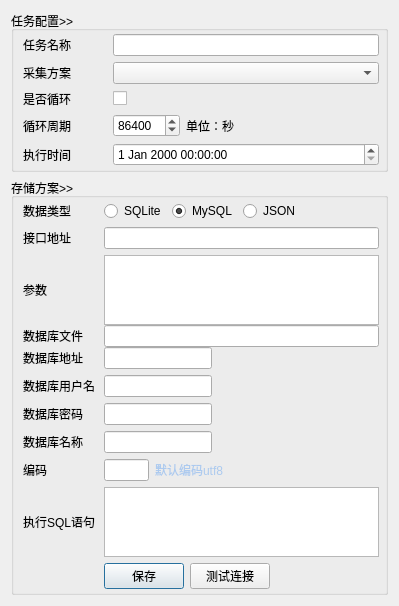
First picture: the form in UI/Task.ui, repository leaboy/pycollect, before the edit.
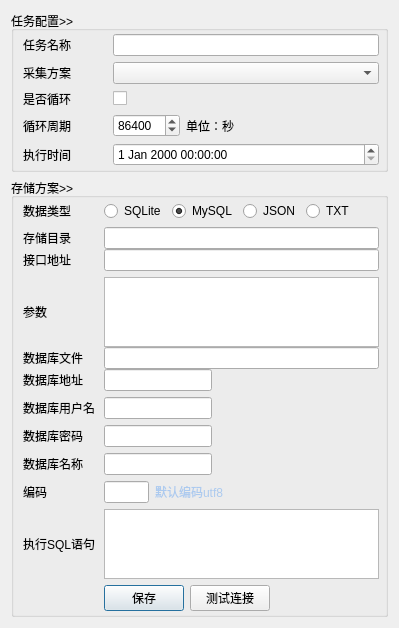
Second picture: the form after the edit.

Patch:
```diff
--- a/UI/Task.ui
+++ b/UI/Task.ui
@@ -7,7 +7,7 @@
     <x>0</x>
     <y>0</y>
     <width>399</width>
-    <height>511</height>
+    <height>582</height>
    </rect>
   </property>
   <property name="windowTitle">
@@ -169,6 +169,44 @@
           <property name="spacing">
            <number>0</number>
           </property>
+          <item>
+           <widget class="QWidget" name="txt_layout" native="true">
+            <layout class="QGridLayout" name="gridLayout_10">
+             <property name="margin">
+              <number>0</number>
+             </property>
+             <item row="0" column="0">
+              <widget class="QLabel" name="label_8">
+               <property name="minimumSize">
+                <size>
+                 <width>75</width>
+                 <height>0</height>
+                </size>
+               </property>
+               <property name="text">
+                <string>存储目录</string>
+               </property>
+              </widget>
+             </item>
+             <item row="0" column="1">
+              <widget class="QLineEdit" name="txt_path"/>
+             </item>
+             <item row="1" column="0">
+              <spacer name="verticalSpacer">
+               <property name="orientation">
+                <enum>Qt::Vertical</enum>
+               </property>
+               <property name="sizeHint" stdset="0">
+                <size>
+                 <width>20</width>
+                 <height>40</height>
+                </size>
+               </property>
+              </spacer>
+             </item>
+            </layout>
+           </widget>
+          </item>
           <item>
            <widget class="QWidget" name="json_layout" native="true">
             <layout class="QGridLayout" name="gridLayout_8">
@@ -206,13 +244,10 @@
           </item>
           <item>
            <widget class="QWidget" name="sqlite_layout" native="true">
-            <layout class="QGridLayout" name="gridLayout_2" rowstretch="0">
+            <layout class="QGridLayout" name="gridLayout_2">
              <property name="margin">
               <number>0</number>
              </property>
-             <property name="spacing">
-              <number>6</number>
-             </property>
              <item row="0" column="1">
               <widget class="QLineEdit" name="sqlite_dbname"/>
              </item>
@@ -238,9 +273,6 @@
              <property name="margin">
               <number>0</number>
              </property>
-             <property name="spacing">
-              <number>6</number>
-             </property>
              <item row="0" column="0">
               <widget class="QLabel" name="label_10">
                <property name="minimumSize">
@@ -493,6 +525,13 @@
             </property>
            </widget>
           </item>
+          <item row="0" column="3">
+           <widget class="QRadioButton" name="datatype_txt">
+            <property name="text">
+             <string>TXT</string>
+            </property>
+           </widget>
+          </item>
          </layout>
         </item>
        </layout>
```
